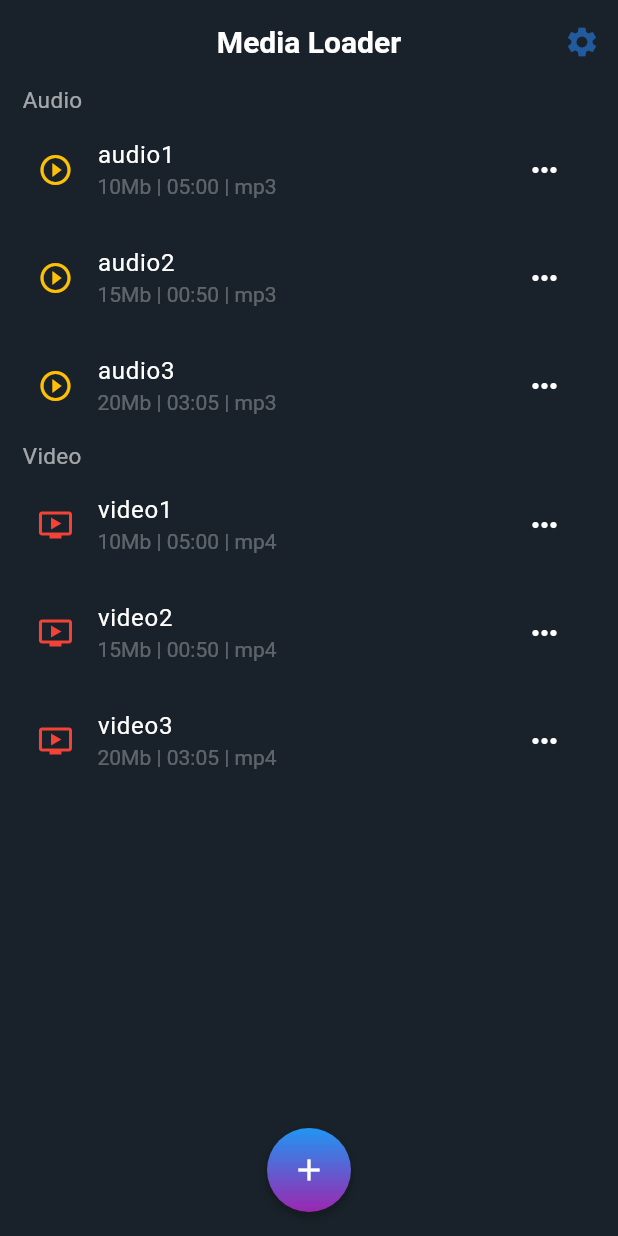
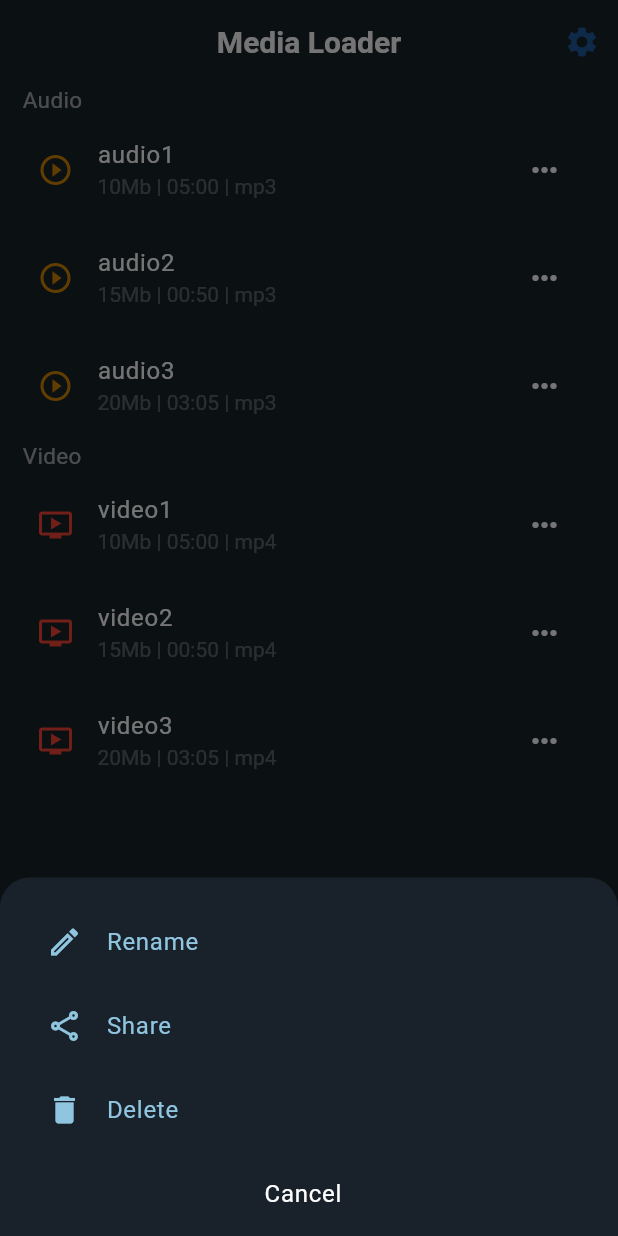
Before and after one commit to phuong2512/Media-Manager, a Flutter app: the screen it shows after launch, after a tap on the "keyboard control" icon, on a phone screen of 412 x 824 dp. Run offline on Flutter 3.47's test engine with Material 3 defaults, Android fonts, the phone set to English and light mode, and no system bars.

Commit message:
Add media options bottom sheet and refactor media list tiles

```diff
--- a/lib/views/home/home_list_tile.dart
+++ /dev/null
@@ -1,53 +0,0 @@
-import 'package:flutter/material.dart';
-
-class HomeListTile extends StatelessWidget {
-  final String mediaType;
-  final List mediaList;
-
-  const HomeListTile({
-    super.key,
-    required this.mediaType,
-    required this.mediaList,
-  });
-
-  @override
-  Widget build(BuildContext context) {
-    return Column(
-      crossAxisAlignment: CrossAxisAlignment.start,
-      children: [
-        Text(
-          mediaType == "Audio" ? "Audio" : "Video",
-          style: const TextStyle(fontSize: 15, color: Colors.white60),
-        ),
-        ListView.builder(
-          shrinkWrap: true,
-          physics: const NeverScrollableScrollPhysics(),
-          itemCount: mediaList.length,
-          itemBuilder: (context, index) {
-            return ListTile(
-              contentPadding: const EdgeInsets.symmetric(horizontal: 10),
-              leading: mediaType == "Audio"
-                  ? Icon(Icons.play_circle_outline, color: Colors.amber)
-                  : const Icon(Icons.ondemand_video, color: Colors.red),
-              title: Text(
-                mediaList[index]['path'].split('/').last.split('.').first,
-                maxLines: 1,
-                overflow: TextOverflow.ellipsis,
-                style: const TextStyle(color: Colors.white),
-              ),
-              subtitle: Text(
-                "${mediaList[index]['size']}Mb | ${mediaList[index]['duration']} | ${mediaList[index]['path'].split('.').last} ",
-              ),
-              onLongPress: () {},
-              trailing: IconButton(
-                onPressed: () {},
-                icon: const Icon(Icons.more_horiz),
-                color: Colors.white,
-              ),
-            );
-          },
-        ),
-      ],
-    );
-  }
-}
--- a/lib/views/home/home_screen.dart
+++ b/lib/views/home/home_screen.dart
@@ -1,7 +1,6 @@
-import 'dart:io';
 import 'package:flutter/material.dart';
-import 'package:media_download_manager/views/home/home_list_tile.dart';
 import 'package:media_download_manager/views/load_media/load_media_screen.dart';
+import 'package:media_download_manager/widgets/media_options_bottom_sheet.dart';
 
 class HomeScreen extends StatefulWidget {
   const HomeScreen({super.key});
@@ -71,8 +70,8 @@ class _HomeScreenState extends State<HomeScreen> {
             child: Column(
               crossAxisAlignment: CrossAxisAlignment.start,
               children: [
-                HomeListTile(mediaType: 'Audio', mediaList: demoAudioList),
-                HomeListTile(mediaType: 'Video', mediaList: demoVideoList),
+                _homeMediaListTile('Audio', demoAudioList),
+                _homeMediaListTile('Video', demoVideoList),
               ],
             ),
           ),
@@ -111,4 +110,44 @@ class _HomeScreenState extends State<HomeScreen> {
       MaterialPageRoute(builder: (context) => const LoadMediaScreen()),
     );
   }
+
+  Widget _homeMediaListTile(String mediaType, List mediaList) {
+    return Column(
+      crossAxisAlignment: CrossAxisAlignment.start,
+      children: [
+        Text(
+          mediaType == "Audio" ? "Audio" : "Video",
+          style: const TextStyle(fontSize: 15, color: Colors.white60),
+        ),
+        ListView.builder(
+          shrinkWrap: true,
+          physics: const NeverScrollableScrollPhysics(),
+          itemCount: mediaList.length,
+          itemBuilder: (context, index) {
+            return ListTile(
+              contentPadding: const EdgeInsets.symmetric(horizontal: 10),
+              leading: mediaType == "Audio"
+                  ? Icon(Icons.play_circle_outline, color: Color(0xFFD48403))
+                  : const Icon(Icons.ondemand_video, color: Colors.red),
+              title: Text(
+                mediaList[index]['path'].split('/').last.split('.').first,
+                maxLines: 1,
+                overflow: TextOverflow.ellipsis,
+                style: const TextStyle(color: Colors.white),
+              ),
+              subtitle: Text(
+                "${mediaList[index]['size']}Mb | ${mediaList[index]['duration']} | ${mediaList[index]['path'].split('.').last} ",
+              ),
+              onLongPress: () => showMediaOptionsBottomSheet(context: context),
+              trailing: IconButton(
+                onPressed: () => showMediaOptionsBottomSheet(context: context),
+                icon: const Icon(Icons.more_horiz),
+                color: Colors.white,
+              ),
+            );
+          },
+        ),
+      ],
+    );
+  }
 }
--- a/lib/views/load_media/audio_tab.dart
+++ b/lib/views/load_media/audio_tab.dart
@@ -1,4 +1,5 @@
 import 'package:flutter/material.dart';
+import 'package:media_download_manager/widgets/media_options_bottom_sheet.dart';
 
 class AudioTab extends StatelessWidget {
   final List audioList;
@@ -28,7 +29,7 @@ class AudioTab extends StatelessWidget {
                     "${audio['size']}Mb | ${audio['duration']} | ${audio['path'].split('.').last} ",
                   ),
                   onTap: () {},
-                  onLongPress: () {},
+                  onLongPress: () => showMediaOptionsBottomSheet(context: context),
                 );
               },
             ),
--- a/lib/views/load_media/video_tab.dart
+++ b/lib/views/load_media/video_tab.dart
@@ -1,4 +1,5 @@
 import 'package:flutter/material.dart';
+import 'package:media_download_manager/widgets/media_options_bottom_sheet.dart';
 
 class VideoTab extends StatelessWidget {
   final List videoList;
@@ -20,7 +21,10 @@ class VideoTab extends StatelessWidget {
                 mainAxisSpacing: 5,
               ),
               itemBuilder: (context, index) {
-                return Stack(
+                return GestureDetector(
+                  onTap: () {},
+                  onLongPress: () => showMediaOptionsBottomSheet(context: context),
+                  child: Stack(
                     children: [
                       Container(
                         decoration: BoxDecoration(color: Color(0xFF2F3D4C)),
@@ -34,6 +38,7 @@ class VideoTab extends StatelessWidget {
                         ),
                       ),
                     ],
+                  ),
                 );
               },
             ),
--- /dev/null
+++ b/lib/widgets/media_options_bottom_sheet.dart
@@ -0,0 +1,53 @@
+import 'package:flutter/material.dart';
+import 'package:media_download_manager/widgets/option_list_tile.dart';
+
+class MediaOptionsBottomSheet extends StatelessWidget {
+  const MediaOptionsBottomSheet({super.key});
+
+  @override
+  Widget build(BuildContext context) {
+    return SafeArea(
+      child: Padding(
+        padding: const EdgeInsets.only(right: 15, left: 15, top: 15),
+        child: Column(
+          mainAxisSize: MainAxisSize.min,
+          children: [
+            OptionListTile(
+              title: 'Rename',
+              icon: Icons.mode_edit_outline_outlined,
+              function: () {},
+            ),
+            OptionListTile(
+              title: 'Share',
+              icon: Icons.share_outlined,
+              function: () {},
+            ),
+            OptionListTile(
+              title: 'Delete',
+              icon: Icons.delete,
+              function: () {},
+            ),
+            ListTile(
+              textColor: Colors.white,
+              title: const Center(child: Text('Cancel')),
+              onTap: () => Navigator.pop(context),
+            ),
+          ],
+        ),
+      ),
+    );
+  }
+}
+
+Future<void> showMediaOptionsBottomSheet({required BuildContext context}) {
+  return showModalBottomSheet(
+    useSafeArea: true,
+    isScrollControlled: true,
+    context: context,
+    backgroundColor: const Color(0xFF19222A),
+    shape: const RoundedRectangleBorder(
+      borderRadius: BorderRadius.vertical(top: Radius.circular(20)),
+    ),
+    builder: (context) => MediaOptionsBottomSheet(),
+  );
+}
--- /dev/null
+++ b/lib/widgets/option_list_tile.dart
@@ -0,0 +1,28 @@
+import 'package:flutter/material.dart';
+
+class OptionListTile extends StatelessWidget {
+  final String title;
+  final IconData icon;
+  final VoidCallback function;
+
+  const OptionListTile({
+    required this.title,
+    required this.icon,
+    required this.function,
+    super.key,
+  });
+
+  @override
+  Widget build(BuildContext context) {
+    return ListTile(
+      textColor: const Color(0XFF90C5E0),
+      iconColor: const Color(0XFF90C5E0),
+      title: Text(title),
+      leading: Icon(icon),
+      onTap: () {
+        Navigator.pop(context);
+        function();
+      },
+    );
+  }
+}
```
Lines whose indentation alone changed are shown as unchanged.
